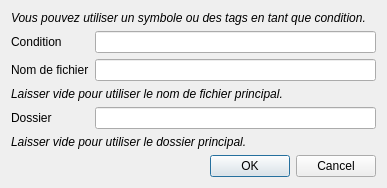
Bionus/imgbrd-grabber, file src/settings/conditionwindow.ui: the form before one commit.
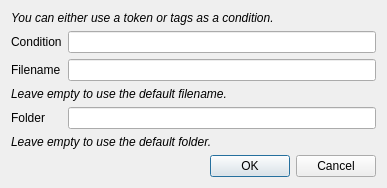
The form after the commit. Icons and pictures are not drawn.

Commit message: English for SourcesWindow and ConditionWindow

Patch:
```diff
--- a/src/settings/conditionwindow.ui
+++ b/src/settings/conditionwindow.ui
@@ -10,7 +10,7 @@
     <x>0</x>
     <y>0</y>
     <width>387</width>
-    <height>157</height>
+    <height>176</height>
    </rect>
   </property>
   <property name="windowTitle">
@@ -24,7 +24,7 @@
    <item row="0" column="0" colspan="2">
     <widget class="QLabel" name="labelConditionInfo">
      <property name="text">
-      <string>&lt;i&gt;Vous pouvez utiliser un symbole ou des tags en tant que condition.&lt;/i&gt;</string>
+      <string>&lt;i&gt;You can either use a token or tags as a condition.&lt;/i&gt;</string>
      </property>
     </widget>
    </item>
@@ -41,7 +41,7 @@
    <item row="2" column="0">
     <widget class="QLabel" name="labelFilename">
      <property name="text">
-      <string>Nom de fichier</string>
+      <string>Filename</string>
      </property>
     </widget>
    </item>
@@ -61,14 +61,14 @@
    <item row="4" column="0">
     <widget class="QLabel" name="labelFolder">
      <property name="text">
-      <string>Dossier</string>
+      <string>Folder</string>
      </property>
     </widget>
    </item>
    <item row="5" column="0" colspan="2">
     <widget class="QLabel" name="labelFolderEmpty">
      <property name="text">
-      <string>&lt;i&gt;Laisser vide pour utiliser le dossier principal.&lt;/i&gt;</string>
+      <string>&lt;i&gt;Leave empty to use the default folder.&lt;/i&gt;</string>
      </property>
     </widget>
    </item>
@@ -78,7 +78,7 @@
    <item row="3" column="0" colspan="2">
     <widget class="QLabel" name="labelFilenameEmpty">
      <property name="text">
-      <string>&lt;i&gt;Laisser vide pour utiliser le nom de fichier principal.&lt;/i&gt;</string>
+      <string>&lt;i&gt;Leave empty to use the default filename.&lt;/i&gt;</string>
      </property>
     </widget>
    </item>
```
Left out of the diff: 3 changed lines with no effect on the pictures. The commit also changes 4 other files.
